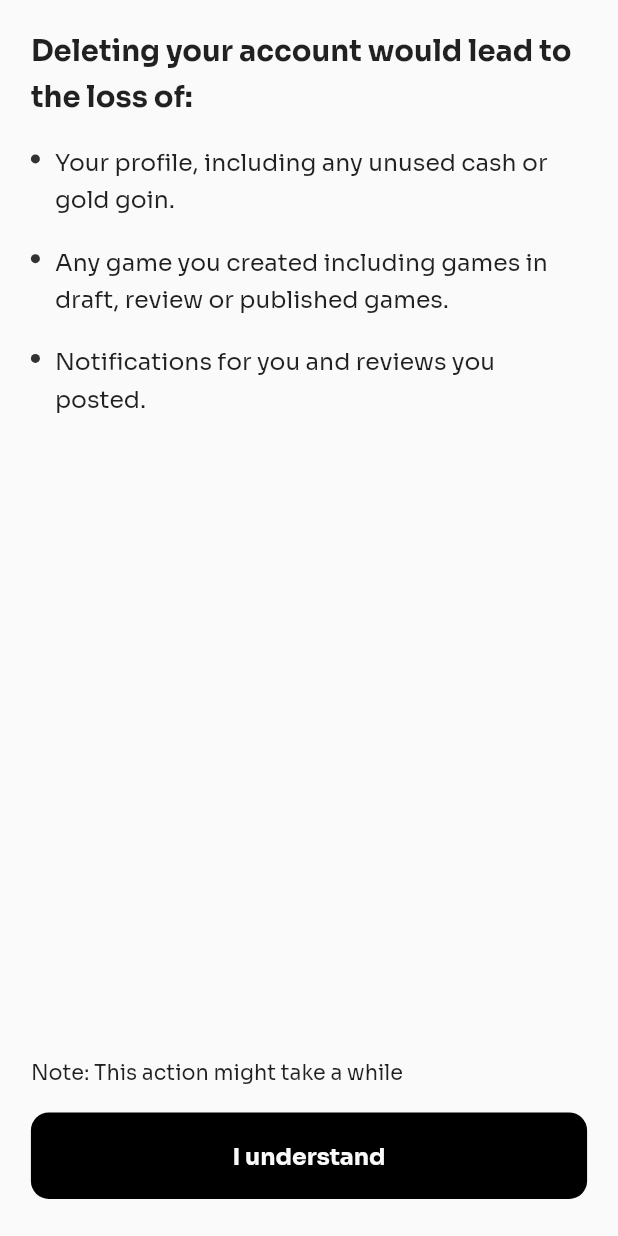
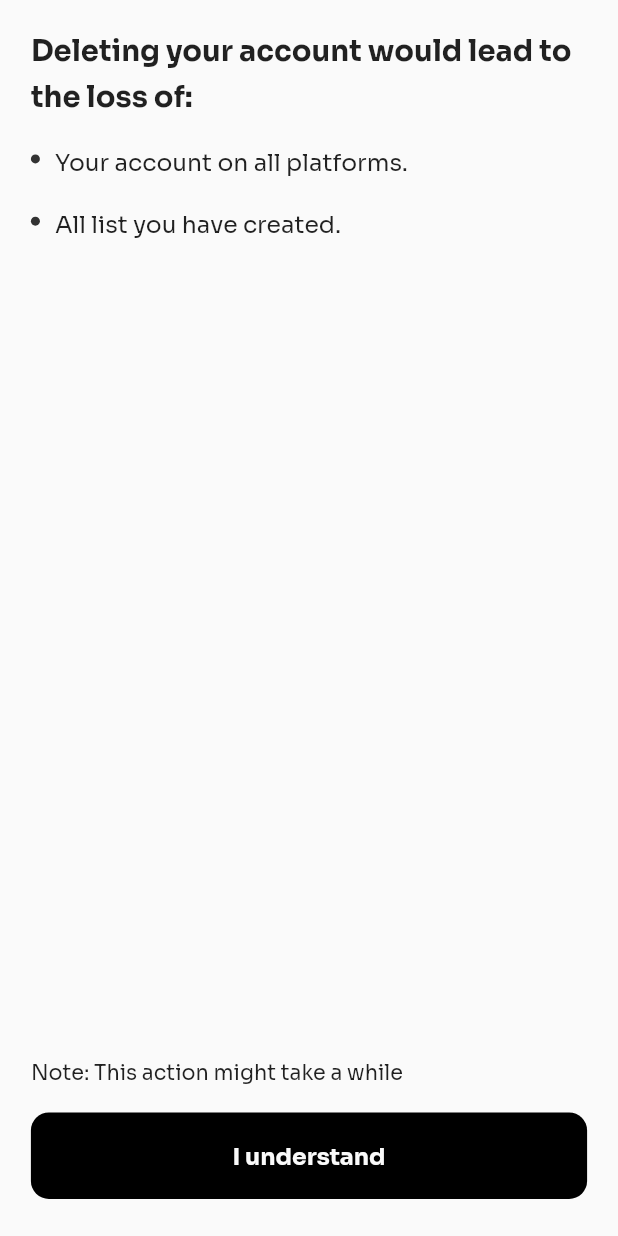
Before and after one commit to o-ifeanyi/checklist, a Flutter app: the DeleteGuidelines widget shown alone on an empty page, opened directly, on a phone screen of 412 x 824 dp. Run offline on Flutter 3.47's test engine with Material 2 defaults, Android fonts, the phone set to English and light mode, and no system bars; drawn by our look-alikes of overlay_support; our stand-ins replace connectivity_plus, dartz, dio, get_it, go_router, google_fonts and 3 more; accounts and stored records are empty; network calls fail.

Commit message:
update delete account copy

```diff
--- a/checklist_app/lib/view/widget/delete_guidelines.dart
+++ b/checklist_app/lib/view/widget/delete_guidelines.dart
@@ -25,16 +25,11 @@ class DeleteGuidelines extends StatelessWidget {
               style: Config.h3b(context)),
           SizedBox(height: Config.yMargin(context, 2)),
           const Point(
-            text: 'Your profile, including any unused cash or gold goin.',
+            text: 'Your account on all platforms.',
           ),
           SizedBox(height: Config.yMargin(context, 2)),
           const Point(
-            text:
-                'Any game you created including games in draft, review or published games.',
-          ),
-          SizedBox(height: Config.yMargin(context, 2)),
-          const Point(
-            text: 'Notifications for you and reviews you posted.',
+            text: 'All list you have created.',
           ),
           const Spacer(),
           Text('Note: This action might take a while',
```
